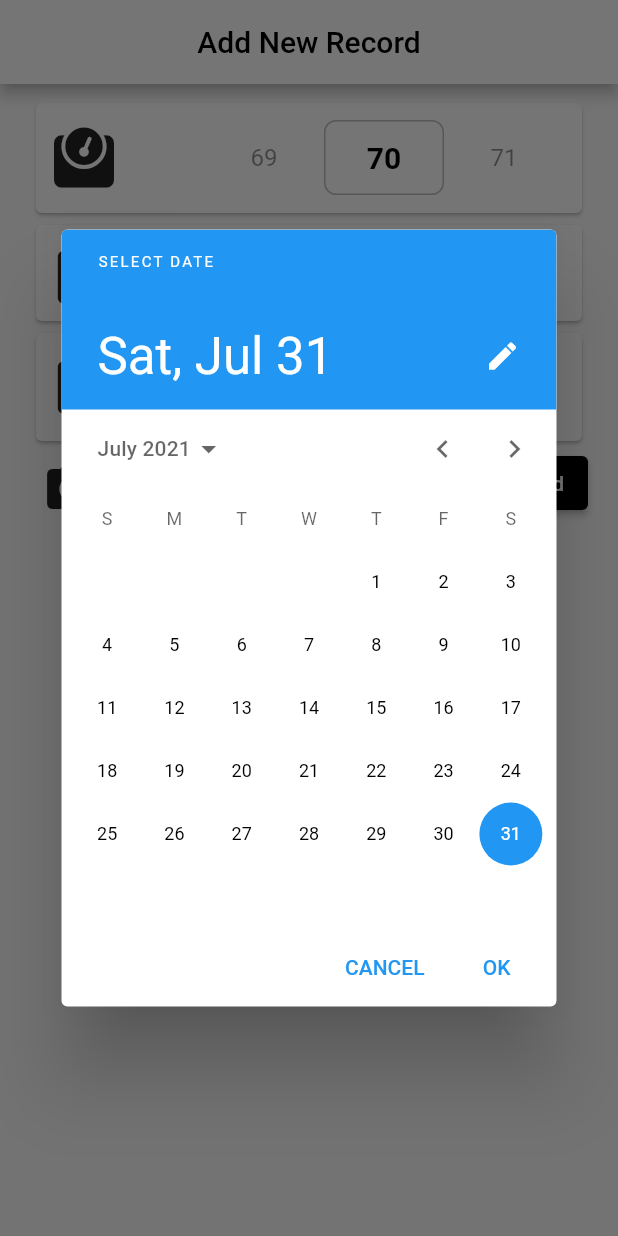
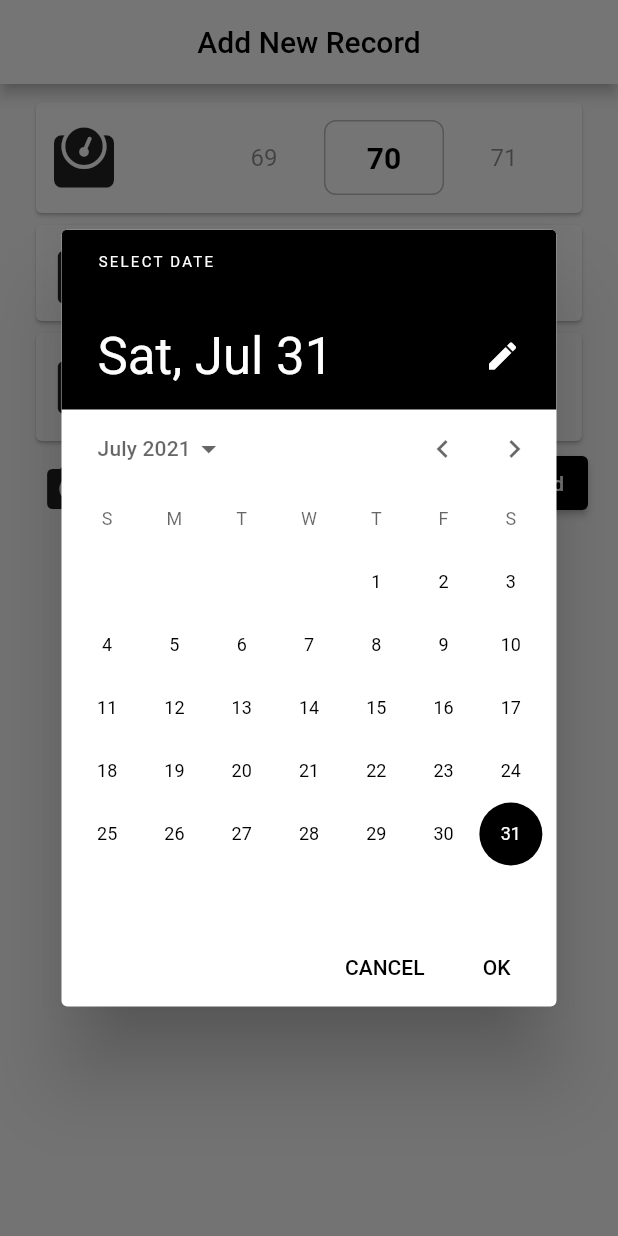
Before and after one commit to ozkayas/weight-tracker, a Flutter app: the AddRecordScreen screen opened directly, after a tap on an icon or button, on a phone screen of 412 x 824 dp. Run offline on Flutter 3.47's test engine with Material 2 defaults, Android fonts, the phone set to English and light mode, and no system bars; drawn by our look-alikes of numberpicker; our stand-ins replace fl_chart, font_awesome_flutter, freezed_annotation, get, get_storage, image_picker; accounts and stored records are empty.

Commit message:
Customize datepicker

```diff
--- a/lib/main.dart
+++ b/lib/main.dart
@@ -8,6 +8,9 @@ void main() async {
   await GetStorage.init();
   await SystemChrome.setPreferredOrientations(
       [DeviceOrientation.portraitUp, DeviceOrientation.portraitDown]);
+  SystemChrome.setSystemUIOverlayStyle(SystemUiOverlayStyle(
+    statusBarColor: Colors.transparent, // transparent status bar
+  ));
   runApp(MyApp());
 }
 
@@ -16,7 +19,9 @@ class MyApp extends StatelessWidget {
   @override
   Widget build(BuildContext context) {
     return GetMaterialApp(
+      debugShowCheckedModeBanner: false,
       theme: ThemeData(
+
         scaffoldBackgroundColor: Colors.grey.shade50,
         primaryTextTheme: TextTheme(
         headline6: TextStyle(
--- a/lib/views/add_record.dart
+++ b/lib/views/add_record.dart
@@ -191,6 +191,30 @@ class _AddRecordScreenState extends State<AddRecordScreen> {
       lastDate: initialDate.add(
         Duration(days: 30),
       ),
+        builder: (BuildContext context, Widget ?child) {
+          return Theme(
+            data: ThemeData(
+              primarySwatch: Colors.grey,
+              splashColor: Colors.black,
+              textTheme: TextTheme(
+                subtitle1: TextStyle(color: Colors.black),
+                button: TextStyle(color: Colors.black),
+              ),
+              accentColor: Colors.black,
+              colorScheme: ColorScheme.light(
+                  primary: Colors.black,
+                  primaryVariant: Colors.black,
+                  secondaryVariant: Colors.black,
+                  onSecondary: Colors.black,
+                  onPrimary: Colors.white,
+                  surface: Colors.black,
+                  onSurface: Colors.black,
+                  secondary: Colors.black),
+              dialogBackgroundColor: Colors.white,
+            ),
+            child: child ??Text(""),
+          );
+        }
     );
     if (newDate != null) {
       return newDate;
```
